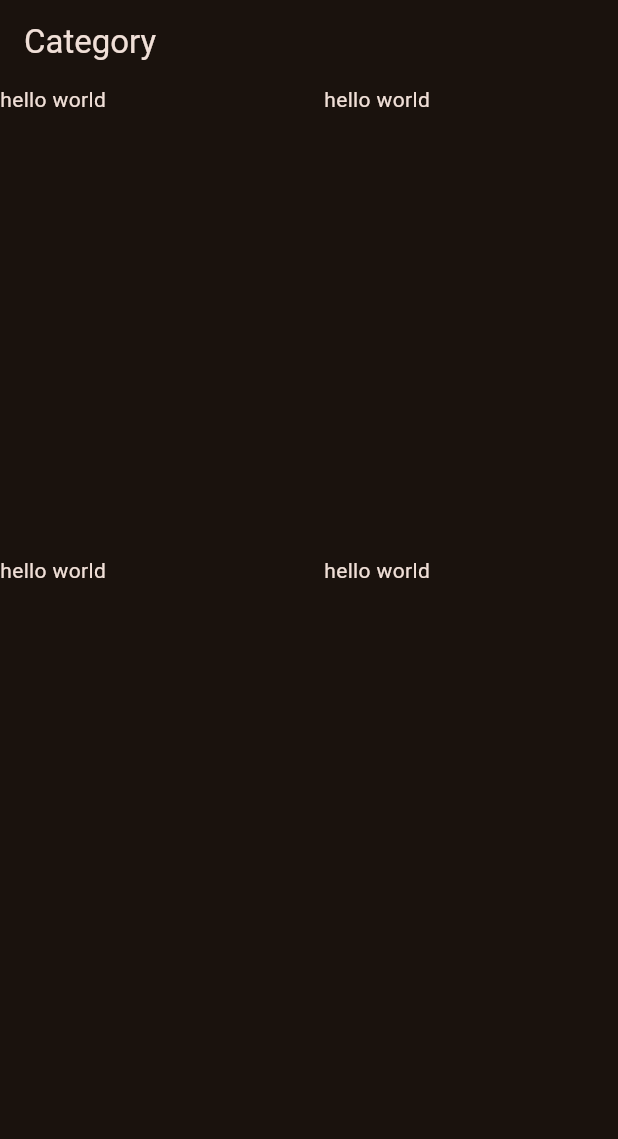
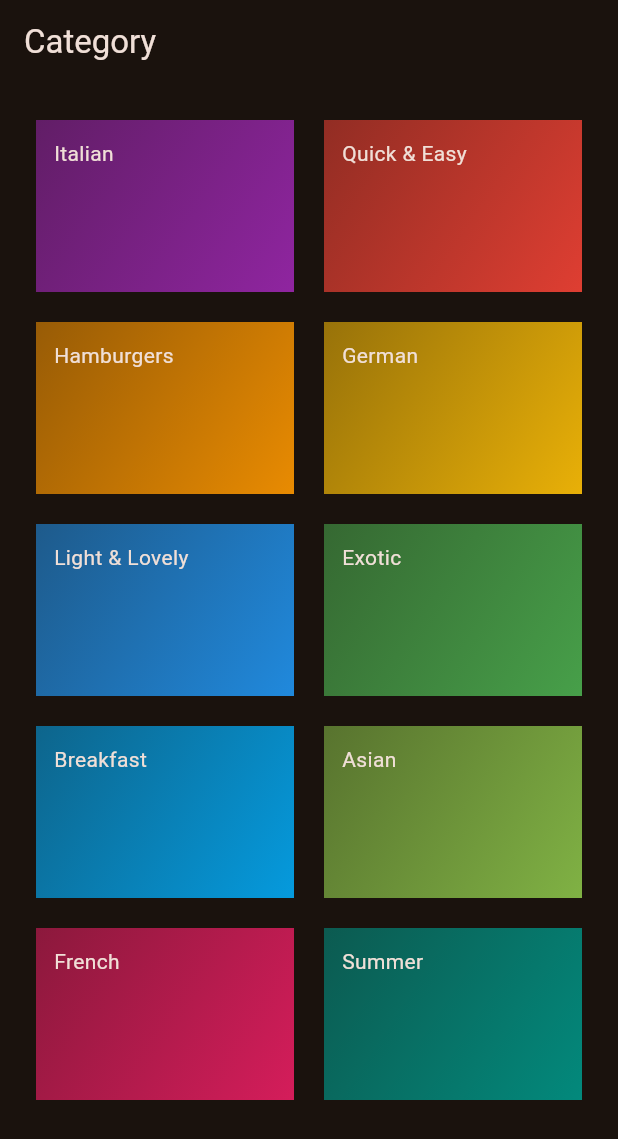
Before and after one commit to Arkar20/meals_app_flutter, a Flutter app: the screen it shows after launch, on a phone screen of 412 x 824 dp. Shown: the top 1139 px of the screen. Run offline on Flutter 3.47's test engine with Material 2 defaults, Android fonts, the phone set to English and light mode, and no system bars.

Commit message:
category item

```diff
--- /dev/null
+++ b/lib/data/dummy_data.dart
@@ -0,0 +1,409 @@
+import 'package:flutter/material.dart';
+
+import 'package:meals_app/models/category.dart';
+// import 'package:meals/models/meal.dart';
+
+// Constants in Dart should be written in lowerCamelcase.
+const availableCategories = [
+  Category(
+    id: 'c1',
+    title: 'Italian',
+    color: Colors.purple,
+  ),
+  Category(
+    id: 'c2',
+    title: 'Quick & Easy',
+    color: Colors.red,
+  ),
+  Category(
+    id: 'c3',
+    title: 'Hamburgers',
+    color: Colors.orange,
+  ),
+  Category(
+    id: 'c4',
+    title: 'German',
+    color: Colors.amber,
+  ),
+  Category(
+    id: 'c5',
+    title: 'Light & Lovely',
+    color: Colors.blue,
+  ),
+  Category(
+    id: 'c6',
+    title: 'Exotic',
+    color: Colors.green,
+  ),
+  Category(
+    id: 'c7',
+    title: 'Breakfast',
+    color: Colors.lightBlue,
+  ),
+  Category(
+    id: 'c8',
+    title: 'Asian',
+    color: Colors.lightGreen,
+  ),
+  Category(
+    id: 'c9',
+    title: 'French',
+    color: Colors.pink,
+  ),
+  Category(
+    id: 'c10',
+    title: 'Summer',
+    color: Colors.teal,
+  ),
+];
+
+// const dummyMeals = [
+//   Meal(
+//     id: 'm1',
+//     categories: [
+//       'c1',
+//       'c2',
+//     ],
+//     title: 'Spaghetti with Tomato Sauce',
+//     affordability: Affordability.affordable,
+//     complexity: Complexity.simple,
+//     imageUrl:
+//         'https://upload.wikimedia.org/wikipedia/commons/thumb/2/20/Spaghetti_Bolognese_mit_Parmesan_oder_Grana_Padano.jpg/800px-Spaghetti_Bolognese_mit_Parmesan_oder_Grana_Padano.jpg',
+//     duration: 20,
+//     ingredients: [
+//       '4 Tomatoes',
+//       '1 Tablespoon of Olive Oil',
+//       '1 Onion',
+//       '250g Spaghetti',
+//       'Spices',
+//       'Cheese (optional)'
+//     ],
+//     steps: [
+//       'Cut the tomatoes and the onion into small pieces.',
+//       'Boil some water - add salt to it once it boils.',
+//       'Put the spaghetti into the boiling water - they should be done in about 10 to 12 minutes.',
+//       'In the meantime, heaten up some olive oil and add the cut onion.',
+//       'After 2 minutes, add the tomato pieces, salt, pepper and your other spices.',
+//       'The sauce will be done once the spaghetti are.',
+//       'Feel free to add some cheese on top of the finished dish.'
+//     ],
+//     isGlutenFree: false,
+//     isVegan: true,
+//     isVegetarian: true,
+//     isLactoseFree: true,
+//   ),
+//   Meal(
+//     id: 'm2',
+//     categories: [
+//       'c2',
+//     ],
+//     title: 'Toast Hawaii',
+//     affordability: Affordability.affordable,
+//     complexity: Complexity.simple,
+//     imageUrl:
+//         'https://cdn.pixabay.com/photo/2018/07/11/21/51/toast-3532016_1280.jpg',
+//     duration: 10,
+//     ingredients: [
+//       '1 Slice White Bread',
+//       '1 Slice Ham',
+//       '1 Slice Pineapple',
+//       '1-2 Slices of Cheese',
+//       'Butter'
+//     ],
+//     steps: [
+//       'Butter one side of the white bread',
+//       'Layer ham, the pineapple and cheese on the white bread',
+//       'Bake the toast for round about 10 minutes in the oven at 200°C'
+//     ],
+//     isGlutenFree: false,
+//     isVegan: false,
+//     isVegetarian: false,
+//     isLactoseFree: false,
+//   ),
+//   Meal(
+//     id: 'm3',
+//     categories: [
+//       'c2',
+//       'c3',
+//     ],
+//     title: 'Classic Hamburger',
+//     affordability: Affordability.pricey,
+//     complexity: Complexity.simple,
+//     imageUrl:
+//         'https://cdn.pixabay.com/photo/2014/10/23/18/05/burger-500054_1280.jpg',
+//     duration: 45,
+//     ingredients: [
+//       '300g Cattle Hack',
+//       '1 Tomato',
+//       '1 Cucumber',
+//       '1 Onion',
+//       'Ketchup',
+//       '2 Burger Buns'
+//     ],
+//     steps: [
+//       'Form 2 patties',
+//       'Fry the patties for c. 4 minutes on each side',
+//       'Quickly fry the buns for c. 1 minute on each side',
+//       'Bruch buns with ketchup',
+//       'Serve burger with tomato, cucumber and onion'
+//     ],
+//     isGlutenFree: false,
+//     isVegan: false,
+//     isVegetarian: false,
+//     isLactoseFree: true,
+//   ),
+//   Meal(
+//     id: 'm4',
+//     categories: [
+//       'c4',
+//     ],
+//     title: 'Wiener Schnitzel',
+//     affordability: Affordability.luxurious,
+//     complexity: Complexity.challenging,
+//     imageUrl:
+//         'https://cdn.pixabay.com/photo/2018/03/31/19/29/schnitzel-3279045_1280.jpg',
+//     duration: 60,
+//     ingredients: [
+//       '8 Veal Cutlets',
+//       '4 Eggs',
+//       '200g Bread Crumbs',
+//       '100g Flour',
+//       '300ml Butter',
+//       '100g Vegetable Oil',
+//       'Salt',
+//       'Lemon Slices'
+//     ],
+//     steps: [
+//       'Tenderize the veal to about 2–4mm, and salt on both sides.',
+//       'On a flat plate, stir the eggs briefly with a fork.',
+//       'Lightly coat the cutlets in flour then dip into the egg, and finally, coat in breadcrumbs.',
+//       'Heat the butter and oil in a large pan (allow the fat to get very hot) and fry the schnitzels until golden brown on both sides.',
+//       'Make sure to toss the pan regularly so that the schnitzels are surrounded by oil and the crumbing becomes ‘fluffy’.',
+//       'Remove, and drain on kitchen paper. Fry the parsley in the remaining oil and drain.',
+//       'Place the schnitzels on awarmed plate and serve garnishedwith parsley and slices of lemon.'
+//     ],
+//     isGlutenFree: false,
+//     isVegan: false,
+//     isVegetarian: false,
+//     isLactoseFree: false,
+//   ),
+//   Meal(
+//     id: 'm5',
+//     categories: [
+//       'c2'
+//           'c5',
+//       'c10',
+//     ],
+//     title: 'Salad with Smoked Salmon',
+//     affordability: Affordability.luxurious,
+//     complexity: Complexity.simple,
+//     imageUrl:
+//         'https://cdn.pixabay.com/photo/2016/10/25/13/29/smoked-salmon-salad-1768890_1280.jpg',
+//     duration: 15,
+//     ingredients: [
+//       'Arugula',
+//       'Lamb\'s Lettuce',
+//       'Parsley',
+//       'Fennel',
+//       '200g Smoked Salmon',
+//       'Mustard',
+//       'Balsamic Vinegar',
+//       'Olive Oil',
+//       'Salt and Pepper'
+//     ],
+//     steps: [
+//       'Wash and cut salad and herbs',
+//       'Dice the salmon',
+//       'Process mustard, vinegar and olive oil into a dessing',
+//       'Prepare the salad',
+//       'Add salmon cubes and dressing'
+//     ],
+//     isGlutenFree: true,
+//     isVegan: false,
+//     isVegetarian: true,
+//     isLactoseFree: true,
+//   ),
+//   Meal(
+//     id: 'm6',
+//     categories: [
+//       'c6',
+//       'c10',
+//     ],
+//     title: 'Delicious Orange Mousse',
+//     affordability: Affordability.affordable,
+//     complexity: Complexity.hard,
+//     imageUrl:
+//         'https://cdn.pixabay.com/photo/2017/05/01/05/18/pastry-2274750_1280.jpg',
+//     duration: 240,
+//     ingredients: [
+//       '4 Sheets of Gelatine',
+//       '150ml Orange Juice',
+//       '80g Sugar',
+//       '300g Yoghurt',
+//       '200g Cream',
+//       'Orange Peel',
+//     ],
+//     steps: [
+//       'Dissolve gelatine in pot',
+//       'Add orange juice and sugar',
+//       'Take pot off the stove',
+//       'Add 2 tablespoons of yoghurt',
+//       'Stir gelatin under remaining yoghurt',
+//       'Cool everything down in the refrigerator',
+//       'Whip the cream and lift it under die orange mass',
+//       'Cool down again for at least 4 hours',
+//       'Serve with orange peel',
+//     ],
+//     isGlutenFree: true,
+//     isVegan: false,
+//     isVegetarian: true,
+//     isLactoseFree: false,
+//   ),
+//   Meal(
+//     id: 'm7',
+//     categories: [
+//       'c7',
+//     ],
+//     title: 'Pancakes',
+//     affordability: Affordability.affordable,
+//     complexity: Complexity.simple,
+//     imageUrl:
+//         'https://cdn.pixabay.com/photo/2018/07/10/21/23/pancake-3529653_1280.jpg',
+//     duration: 20,
+//     ingredients: [
+//       '1 1/2 Cups all-purpose Flour',
+//       '3 1/2 Teaspoons Baking Powder',
+//       '1 Teaspoon Salt',
+//       '1 Tablespoon White Sugar',
+//       '1 1/4 cups Milk',
+//       '1 Egg',
+//       '3 Tablespoons Butter, melted',
+//     ],
+//     steps: [
+//       'In a large bowl, sift together the flour, baking powder, salt and sugar.',
+//       'Make a well in the center and pour in the milk, egg and melted butter; mix until smooth.',
+//       'Heat a lightly oiled griddle or frying pan over medium high heat.',
+//       'Pour or scoop the batter onto the griddle, using approximately 1/4 cup for each pancake. Brown on both sides and serve hot.'
+//     ],
+//     isGlutenFree: true,
+//     isVegan: false,
+//     isVegetarian: true,
+//     isLactoseFree: false,
+//   ),
+//   Meal(
+//     id: 'm8',
+//     categories: [
+//       'c8',
+//     ],
+//     title: 'Creamy Indian Chicken Curry',
+//     affordability: Affordability.pricey,
+//     complexity: Complexity.challenging,
+//     imageUrl:
+//         'https://cdn.pixabay.com/photo/2018/06/18/16/05/indian-food-3482749_1280.jpg',
+//     duration: 35,
+//     ingredients: [
+//       '4 Chicken Breasts',
+//       '1 Onion',
+//       '2 Cloves of Garlic',
+//       '1 Piece of Ginger',
+//       '4 Tablespoons Almonds',
+//       '1 Teaspoon Cayenne Pepper',
+//       '500ml Coconut Milk',
+//     ],
+//     steps: [
+//       'Slice and fry the chicken breast',
+//       'Process onion, garlic and ginger into paste and sauté everything',
+//       'Add spices and stir fry',
+//       'Add chicken breast + 250ml of water and cook everything for 10 minutes',
+//       'Add coconut milk',
+//       'Serve with rice'
+//     ],
+//     isGlutenFree: true,
+//     isVegan: false,
+//     isVegetarian: false,
+//     isLactoseFree: true,
+//   ),
+//   Meal(
+//     id: 'm9',
+//     categories: [
+//       'c9',
+//     ],
+//     title: 'Chocolate Souffle',
+//     affordability: Affordability.affordable,
+//     complexity: Complexity.hard,
+//     imageUrl:
+//         'https://cdn.pixabay.com/photo/2014/08/07/21/07/souffle-412785_1280.jpg',
+//     duration: 45,
+//     ingredients: [
+//       '1 Teaspoon melted Butter',
+//       '2 Tablespoons white Sugar',
+//       '2 Ounces 70% dark Chocolate, broken into pieces',
+//       '1 Tablespoon Butter',
+//       '1 Tablespoon all-purpose Flour',
+//       '4 1/3 tablespoons cold Milk',
+//       '1 Pinch Salt',
+//       '1 Pinch Cayenne Pepper',
+//       '1 Large Egg Yolk',
+//       '2 Large Egg Whites',
+//       '1 Pinch Cream of Tartar',
+//       '1 Tablespoon white Sugar',
+//     ],
+//     steps: [
+//       'Preheat oven to 190°C. Line a rimmed baking sheet with parchment paper.',
+//       'Brush bottom and sides of 2 ramekins lightly with 1 teaspoon melted butter; cover bottom and sides right up to the rim.',
+//       'Add 1 tablespoon white sugar to ramekins. Rotate ramekins until sugar coats all surfaces.',
+//       'Place chocolate pieces in a metal mixing bowl.',
+//       'Place bowl over a pan of about 3 cups hot water over low heat.',
+//       'Melt 1 tablespoon butter in a skillet over medium heat. Sprinkle in flour. Whisk until flour is incorporated into butter and mixture thickens.',
+//       'Whisk in cold milk until mixture becomes smooth and thickens. Transfer mixture to bowl with melted chocolate.',
+//       'Add salt and cayenne pepper. Mix together thoroughly. Add egg yolk and mix to combine.',
+//       'Leave bowl above the hot (not simmering) water to keep chocolate warm while you whip the egg whites.',
+//       'Place 2 egg whites in a mixing bowl; add cream of tartar. Whisk until mixture begins to thicken and a drizzle from the whisk stays on the surface about 1 second before disappearing into the mix.',
+//       'Add 1/3 of sugar and whisk in. Whisk in a bit more sugar about 15 seconds.',
+//       'whisk in the rest of the sugar. Continue whisking until mixture is about as thick as shaving cream and holds soft peaks, 3 to 5 minutes.',
+//       'Transfer a little less than half of egg whites to chocolate.',
+//       'Mix until egg whites are thoroughly incorporated into the chocolate.',
+//       'Add the rest of the egg whites; gently fold into the chocolate with a spatula, lifting from the bottom and folding over.',
+//       'Stop mixing after the egg white disappears. Divide mixture between 2 prepared ramekins. Place ramekins on prepared baking sheet.',
+//       'Bake in preheated oven until scuffles are puffed and have risen above the top of the rims, 12 to 15 minutes.',
+//     ],
+//     isGlutenFree: true,
+//     isVegan: false,
+//     isVegetarian: true,
+//     isLactoseFree: false,
+//   ),
+//   Meal(
+//     id: 'm10',
+//     categories: [
+//       'c2',
+//       'c5',
+//       'c10',
+//     ],
+//     title: 'Asparagus Salad with Cherry Tomatoes',
+//     affordability: Affordability.luxurious,
+//     complexity: Complexity.simple,
+//     imageUrl:
+//         'https://cdn.pixabay.com/photo/2018/04/09/18/26/asparagus-3304997_1280.jpg',
+//     duration: 30,
+//     ingredients: [
+//       'White and Green Asparagus',
+//       '30g Pine Nuts',
+//       '300g Cherry Tomatoes',
+//       'Salad',
+//       'Salt, Pepper and Olive Oil'
+//     ],
+//     steps: [
+//       'Wash, peel and cut the asparagus',
+//       'Cook in salted water',
+//       'Salt and pepper the asparagus',
+//       'Roast the pine nuts',
+//       'Halve the tomatoes',
+//       'Mix with asparagus, salad and dressing',
+//       'Serve with Baguette'
+//     ],
+//     isGlutenFree: true,
+//     isVegan: true,
+//     isVegetarian: true,
+//     isLactoseFree: true,
+//   ),
+// ];
--- /dev/null
+++ b/lib/models/category.dart
@@ -0,0 +1,9 @@
+import 'package:flutter/material.dart';
+
+class Category {
+  const Category({required this.id, required this.title, this.color = Colors.orange});
+
+  final String id;
+  final String title;
+  final Color color;
+}
--- a/lib/screens/categories.dart
+++ b/lib/screens/categories.dart
@@ -1,7 +1,11 @@
 import 'package:flutter/material.dart';
+import 'package:meals_app/data/dummy_data.dart';
 
+import 'package:meals_app/widgets/category_item.dart';
 class CategoryScreen extends StatelessWidget {
   const CategoryScreen({super.key});
+
+
 
   @override
   Widget build(BuildContext context) {
@@ -10,17 +14,17 @@ class CategoryScreen extends StatelessWidget {
         title: const Text("Category"),
       ),
       body: SafeArea(child:
-        GridView(gridDelegate: const SliverGridDelegateWithFixedCrossAxisCount(
+        GridView(
+          padding: const EdgeInsets.all(24),
+          gridDelegate: const SliverGridDelegateWithFixedCrossAxisCount(
           crossAxisCount: 2,
-          childAspectRatio:2 / 3,
+          childAspectRatio:3 / 2,
           crossAxisSpacing: 20,
             mainAxisSpacing: 20
           ),
-          children:const [
-             Text("hello world"),
-             Text("hello world"),
-             Text("hello world"),
-             Text("hello world"),
+          children: [
+            for(final category in availableCategories)
+              CategoryItem(category: category)
           ],
           )
       ),
--- /dev/null
+++ b/lib/widgets/category_item.dart
@@ -0,0 +1,26 @@
+import 'package:flutter/material.dart';
+import "package:meals_app/models/category.dart";
+
+class CategoryItem extends StatelessWidget {
+  const CategoryItem({super.key, required this.category});
+
+   final Category category;
+
+  @override
+  Widget build(BuildContext context) {
+    return Container(
+      padding: const EdgeInsets.all(12),
+      decoration: BoxDecoration(
+        gradient: LinearGradient(
+          begin: Alignment.topLeft,
+          end: Alignment.bottomRight,
+          colors :[
+             category.color.withOpacity(0.55),
+              category.color.withOpacity(0.9),
+          ]
+          )
+      ),
+      child: Text(category.title,),
+    );
+  }
+}
```
